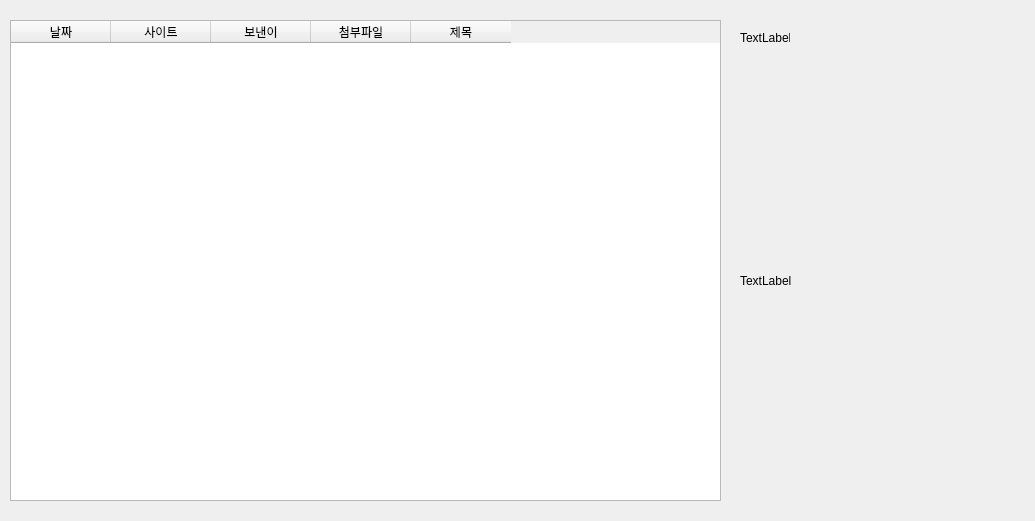
Before: the Qt Designer form Python_PySide_GUI/Qt_Mailviewer.ui in sh95fit/Python_study, drawn with Qt 5.
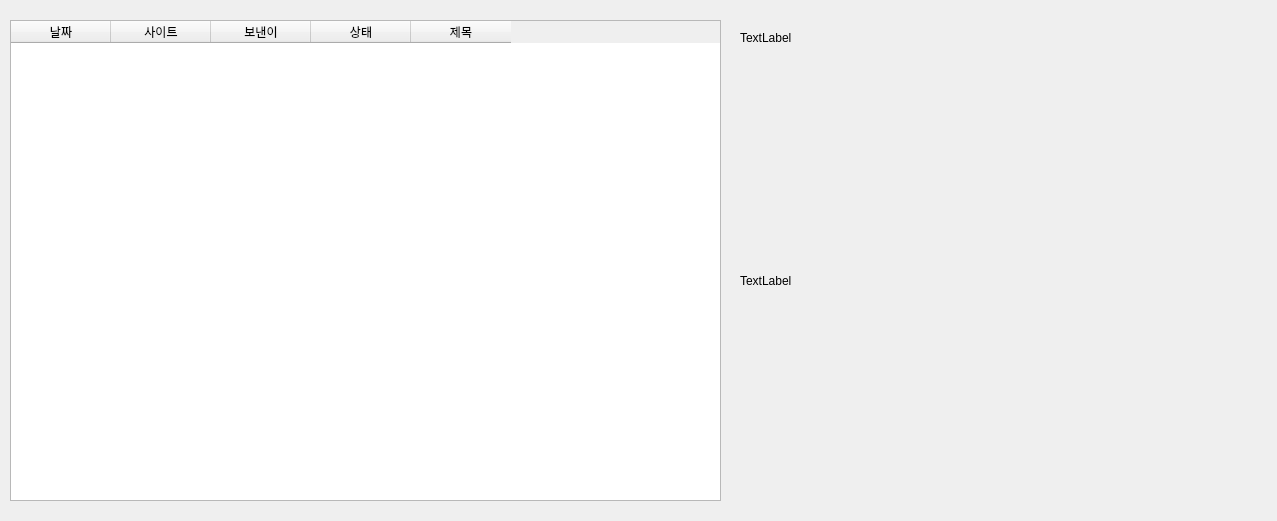
After: the same form once the commit is applied.

Patch:
```diff
--- a/Python_PySide_GUI/Qt_Mailviewer.ui
+++ b/Python_PySide_GUI/Qt_Mailviewer.ui
@@ -6,7 +6,7 @@
    <rect>
     <x>0</x>
     <y>0</y>
-    <width>1035</width>
+    <width>1277</width>
     <height>521</height>
    </rect>
   </property>
@@ -40,7 +40,7 @@
     </column>
     <column>
      <property name="text">
-      <string>첨부파일</string>
+      <string>상태</string>
      </property>
     </column>
     <column>
@@ -54,7 +54,7 @@
      <rect>
       <x>740</x>
       <y>30</y>
-      <width>50</width>
+      <width>521</width>
       <height>16</height>
      </rect>
     </property>
@@ -67,7 +67,7 @@
      <rect>
       <x>740</x>
       <y>60</y>
-      <width>281</width>
+      <width>521</width>
       <height>441</height>
      </rect>
     </property>
```
